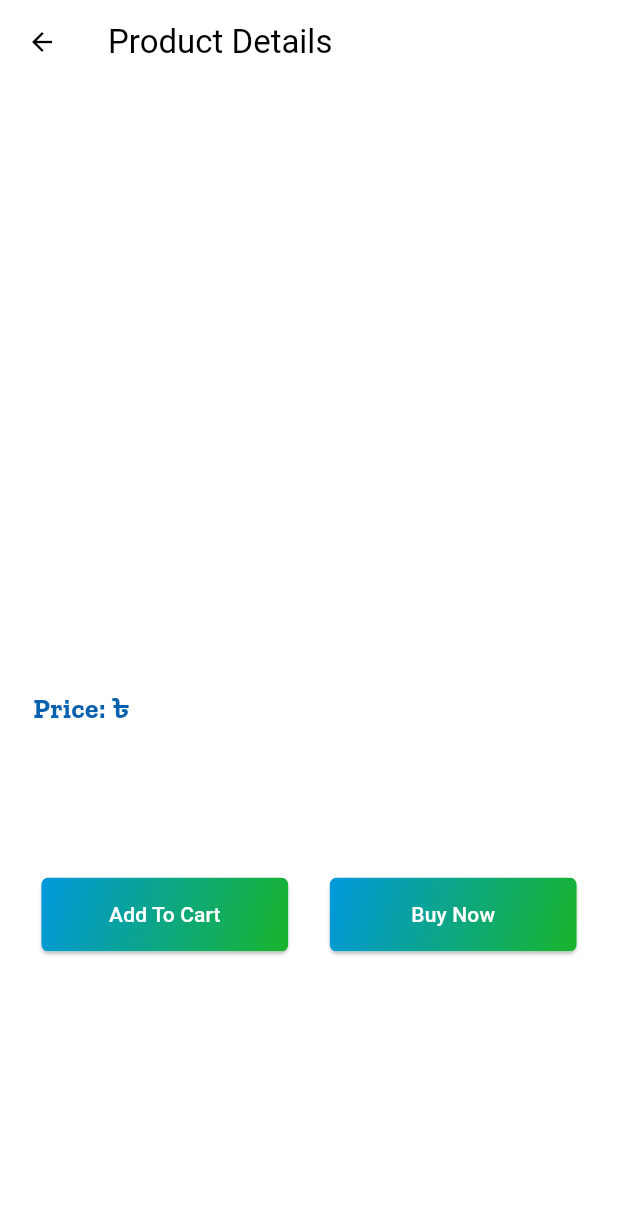
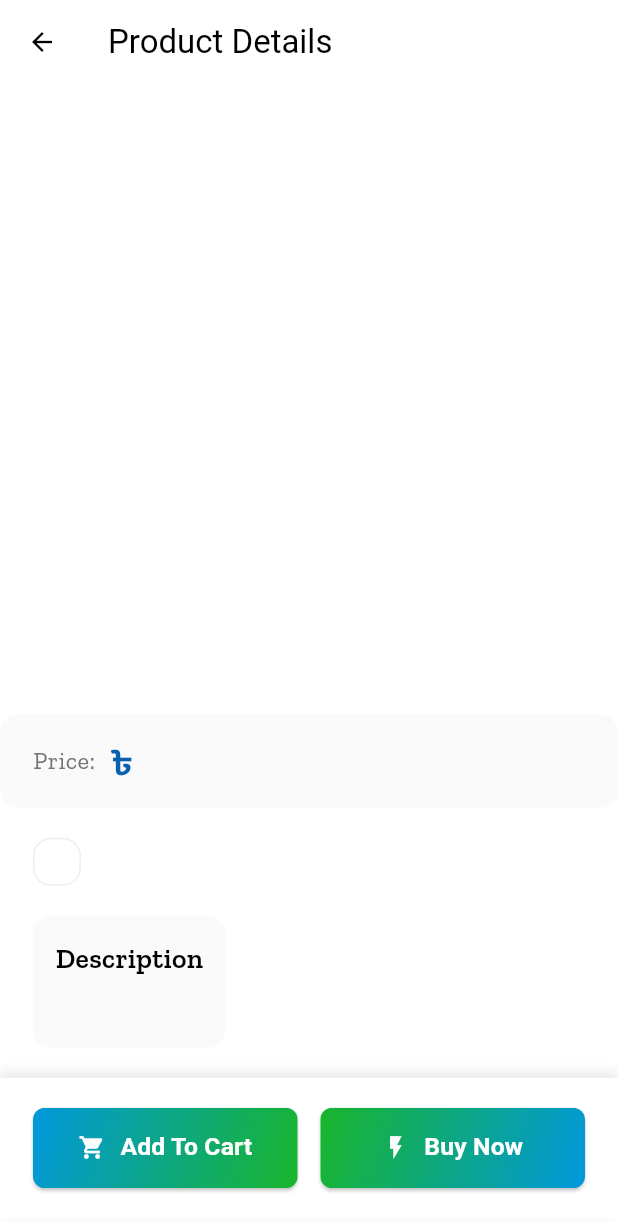
Before and after one commit to masihur96/dream_app, a Flutter app: the DetailsScreen screen opened directly with empty values, on a phone screen of 412 x 824 dp. Shown: the top 1231 px of the screen. Run offline on Flutter 3.47's test engine with Material 3 defaults, Android fonts, the phone set to English and light mode, and no system bars; our stand-ins replace animated_text_kit, cached_network_image, carousel_pro_nullsafety, cloud_firestore, device_info_plus, firebase_auth and 17 more; missing offline and left inert: aamarpay; accounts and stored records are empty; key blocks and very long unbroken strings in the code were emptied for the run.

Commit message:
Product Details

```diff
--- a/lib/pages/details/components/body.dart
+++ b/lib/pages/details/components/body.dart
@@ -55,7 +55,6 @@ class _BodyState extends State<Body> {
         ProductImages(product: widget.product),
         TopRoundedContainer(
           color: Colors.white,
-          //_themeController.isDarkMode.value ? Colors.black : Colors.white,
           child: Column(
             children: [
               Column(
@@ -66,84 +65,81 @@ class _BodyState extends State<Body> {
                         horizontal: getProportionateScreenWidth(context, 20)),
                     child: Text(
                       widget.product.title!,
-                      style: Theme.of(context).textTheme.titleMedium!.copyWith(
-                            color: Colors.black,
+                      style: Theme.of(context).textTheme.headlineSmall!.copyWith(
+                            color: Colors.black87,
+                            fontWeight: FontWeight.bold,
                           ),
                     ),
                   ),
-                  SizedBox(height: 5),
-                  Row(
+                  SizedBox(height: 15),
+
+                  Container(
+                    padding: EdgeInsets.symmetric(
+                      horizontal: getProportionateScreenWidth(context, 20),
+                      vertical: 15,
+                    ),
+                    decoration: BoxDecoration(
+                      color: Colors.grey[50],
+                      borderRadius: BorderRadius.circular(12),
+                    ),
+                    child: Row(
                       children: [
-                      Padding(
-                        padding: EdgeInsets.only(
-                            left: getProportionateScreenWidth(context, 20)),
-                        child: Text(
-                          'Price: ' + '\৳${widget.product.price}',
+                        Text(
+                          'Price:',
+                          style: TextStyle(
+                            color: Colors.grey[600],
+                            fontSize: size.width * 0.04,
+                          ),
+                        ),
+                        SizedBox(width: 10),
+                        Text(
+                          '৳${widget.product.price}',
                           style: TextStyle(
                             color: kPrimaryColor,
                             fontWeight: FontWeight.bold,
-                              fontSize: size.width * .045),
+                            fontSize: size.width * 0.055,
                           ),
                         ),
-                      SizedBox(
-                        width: 5,
-                      ),
-                      // Text(
-                      //   "\৳${widget.product.price}",
-                      //   style: TextStyle(
-                      //     decoration: TextDecoration.lineThrough,
-                      //     fontSize: size.width*.036,
-                      //     fontWeight: FontWeight.w300,
-                      //     color: Colors.grey[600],
-                      //   ),
-                      // ),
                       ],
                     ),
-                  SizedBox(height: 5),
+                  ),
+                  SizedBox(height: 20),
 
-                  ///product size, color
-                  Row(
+                  Container(
+                    margin: EdgeInsets.symmetric(
+                      horizontal: getProportionateScreenWidth(context, 20),
+                    ),
+                    padding: EdgeInsets.all(15),
+                    decoration: BoxDecoration(
+                      border: Border.all(color: Colors.grey[200]!),
+                      borderRadius: BorderRadius.circular(12),
+                    ),
+                    child: Column(
+                      crossAxisAlignment: CrossAxisAlignment.start,
                       children: [
-                      widget.product.size!.isNotEmpty
-                          ? Padding(
-                              padding: EdgeInsets.symmetric(
-                                  horizontal:
-                                      getProportionateScreenWidth(context, 20)),
-                              child: Container(
-                                width: size.width * .25,
-                                padding: EdgeInsets.symmetric(
-                                    horizontal: 10,
-                                    vertical: size.height * .01),
+                        if (widget.product.size!.isNotEmpty) ...[
+                          Text(
+                            'Select Size',
+                            style: TextStyle(
+                              fontWeight: FontWeight.w600,
+                              fontSize: size.width * 0.04,
+                            ),
+                          ),
+                          SizedBox(height: 10),
+                          Container(
+                            width: double.infinity,
+                            padding: EdgeInsets.symmetric(horizontal: 15),
                             decoration: BoxDecoration(
-                                    border: Border.all(
-                                        color: kPrimaryColor, width: 1),
-                                    borderRadius:
-                                        BorderRadius.all(Radius.circular(5))),
+                              border: Border.all(color: kPrimaryColor.withOpacity(0.5)),
+                              borderRadius: BorderRadius.circular(8),
+                            ),
                             child: DropdownButtonHideUnderline(
                               child: DropdownButton(
-                                    isDense: true,
-                                    isExpanded: true,
                                 value: _size,
-                                    hint: Text(
-                                      'Size',
-                                      style: Theme.of(context)
-                                          .textTheme
-                                          .titleMedium!
-                                          .copyWith(
-                                            color: Colors.black,
-                                          ),
-                                    ),
+                                hint: Text('Choose Size'),
                                 items: widget.product.size!.map((sizes) {
                                   return DropdownMenuItem(
-                                        child: Text(
-                                          sizes,
-                                          style: Theme.of(context)
-                                              .textTheme
-                                              .titleMedium!
-                                              .copyWith(
-                                                color: Colors.black,
-                                              ),
-                                        ),
+                                    child: Text(sizes),
                                     value: sizes.toString(),
                                   );
                                 }).toList(),
@@ -152,121 +148,132 @@ class _BodyState extends State<Body> {
                                     _size = newVal as String;
                                   });
                                 },
-                                    dropdownColor: Colors.white,
                               ),
                             ),
                           ),
-                            )
-                          : Container(),
-                      widget.product.colors!.isNotEmpty
-                          ? Padding(
-                              padding: EdgeInsets.symmetric(
-                                  horizontal:
-                                      getProportionateScreenWidth(context, 20)),
-                              child: Row(
-                                children: [
+                        ],
+                        if (widget.product.colors!.isNotEmpty) ...[
+                          SizedBox(height: 20),
                           Text(
-                                    'Color: ',
-                                    style: Theme.of(context)
-                                        .textTheme
-                                        .titleMedium!
-                                        .copyWith(
-                                          color: Colors.black,
+                            'Available Colors',
+                            style: TextStyle(
+                              fontWeight: FontWeight.w600,
+                              fontSize: size.width * 0.04,
                             ),
                           ),
+                          SizedBox(height: 10),
                           Container(
-                                    width: size.width * .4,
-                                    height: size.height * .05,
+                            height: size.height * 0.06,
                             child: ListView.builder(
                               scrollDirection: Axis.horizontal,
-                                        shrinkWrap: true,
-                                        itemCount:
-                                            widget.product.colors!.length,
-                                        itemBuilder: (BuildContext ctx, index) {
-                                          return Padding(
-                                            padding: const EdgeInsets.all(4.0),
-                                            child: InkWell(
+                              itemCount: widget.product.colors!.length,
+                              itemBuilder: (context, index) {
+                                return GestureDetector(
                                   onTap: () {
                                     setState(() {
                                       indx = index;
                                     });
                                   },
                                   child: Container(
+                                    margin: EdgeInsets.only(right: 10),
+                                    padding: EdgeInsets.all(2),
                                     decoration: BoxDecoration(
-                                                    borderRadius:
-                                                        BorderRadius.all(
-                                                            Radius.circular(5)),
                                       border: Border.all(
-                                                        color: kPrimaryColor),
-                                                    color: index == indx
-                                                        ? Colors.green
-                                                            .withOpacity(0.5)
-                                                        : Colors.white,
-                                                    shape: BoxShape.rectangle),
-                                                child: Padding(
-                                                  padding:
-                                                      const EdgeInsets.all(4.0),
+                                        color: indx == index
+                                            ? kPrimaryColor
+                                            : Colors.transparent,
+                                      ),
+                                      shape: BoxShape.circle,
+                                    ),
                                     child: Container(
-                                                    height: 30,
-                                                    width: 20,
+                                      height: 35,
+                                      width: 35,
                                       decoration: BoxDecoration(
-                                                        borderRadius:
-                                                            BorderRadius.all(
-                                                                Radius.circular(
-                                                                    5)),
-                                                        color: widget.product
-                                                                .colors!.isEmpty
-                                                            ? Colors.white70
-                                                            : Color(int.parse(
-                                                                widget.product
-                                                                        .colors![
-                                                                    index])),
-                                                        shape:
-                                                            BoxShape.rectangle),
+                                        color: Color(
+                                          int.parse(widget.product.colors![index])
                                         ),
+                                        shape: BoxShape.circle,
                                       ),
                                     ),
                                   ),
                                 );
-                                        }),
+                              },
+                            ),
+                          ),
+                        ],
+                      ],
+                    ),
+                  ),
+                  SizedBox(height: 20),
+
+                  Container(
+                    margin: EdgeInsets.symmetric(
+                      horizontal: getProportionateScreenWidth(context, 20),
+                    ),
+                    padding: EdgeInsets.all(15),
+                    decoration: BoxDecoration(
+                      color: Colors.grey[50],
+                      borderRadius: BorderRadius.circular(12),
+                    ),
+                    child: Column(
+                      crossAxisAlignment: CrossAxisAlignment.start,
+                      children: [
+                        Text(
+                          'Description',
+                          style: TextStyle(
+                            fontWeight: FontWeight.w600,
+                            fontSize: size.width * 0.045,
+                          ),
+                        ),
+                        SizedBox(height: 10),
+                        Text(
+                          widget.product.description!,
+                          style: TextStyle(
+                            color: Colors.grey[700],
+                            height: 1.5,
+                          ),
                         ),
                       ],
                     ),
-                            )
-                          : Container(),
+                  ),
                 ],
               ),
-                  SizedBox(height: 5),
+              SizedBox(height: 20),
 
-                  Padding(
-                    padding: EdgeInsets.only(
-                      left: getProportionateScreenWidth(context, 20),
-                      right: getProportionateScreenWidth(context, 64),
+              Container(
+                padding: EdgeInsets.symmetric(
+                  horizontal: getProportionateScreenWidth(context, 20),
+                  vertical: 20,
                 ),
-                    child: Text(
-                      widget.product.description!,
-                      style: Theme.of(context).textTheme.titleMedium!.copyWith(
-                            color: Colors.black,
+                decoration: BoxDecoration(
+                  color: Colors.white,
+                  boxShadow: [
+                    BoxShadow(
+                      offset: Offset(0, -3),
+                      blurRadius: 6,
+                      color: Colors.black.withOpacity(0.1),
+                    ),
+                  ],
+                ),
+                child: Row(
+                  children: [
+                    Expanded(
+                      child: GradientButton(
+
+                        child: Row(
+                          mainAxisAlignment: MainAxisAlignment.center,
+                          children: [
+                            Icon(Icons.shopping_cart, color: Colors.white),
+                            SizedBox(width: 10),
+                            Text(
+                              'Add To Cart',
+                              style: TextStyle(
+                                color: Colors.white,
+                                fontSize: size.width * 0.04,
+                                fontWeight: FontWeight.w600,
                               ),
                             ),
-                  ),
-                  SizedBox(height: 5),
                           ],
-              ),
-              TopRoundedContainer(
-                color: Colors.white,
-                child: Row(
-                  mainAxisAlignment: MainAxisAlignment.spaceEvenly,
-                  children: [
-                    Padding(
-                      padding: EdgeInsets.only(
-                        bottom: getProportionateScreenWidth(context, 15),
-                        top: getProportionateScreenWidth(context, 15),
-                      ),
-                      child: GradientButton(
-                          child: Text(
-                            'Add To Cart',
-                            style: TextStyle(color: Colors.white),
                         ),
                         onPressed: () {
                           if (widget.product.size!.isNotEmpty &&
@@ -326,23 +333,28 @@ class _BodyState extends State<Body> {
                             }
                           }
                         },
-                          borderRadius: 5.0,
-                          height: size.width * .12,
-                          width: size.width * .4,
-                          gradientColors: [
-                            Color(0xFF0198DD),
-                            Color(0xFF19B52B)
-                          ]),
+                        borderRadius: 8.0,
+                        height: size.width * 0.13,
+                        gradientColors: [Color(0xFF0198DD), Color(0xFF19B52B)], width:  size.width * 0.5,
                       ),
-                    Padding(
-                      padding: EdgeInsets.only(
-                        bottom: getProportionateScreenWidth(context, 15),
-                        top: getProportionateScreenWidth(context, 15),
                     ),
+                    SizedBox(width: 15),
+                    Expanded(
                       child: GradientButton(
-                          child: Text(
+                        child: Row(
+                          mainAxisAlignment: MainAxisAlignment.center,
+                          children: [
+                            Icon(Icons.flash_on, color: Colors.white),
+                            SizedBox(width: 10),
+                            Text(
                               'Buy Now',
-                            style: TextStyle(color: Colors.white),
+                              style: TextStyle(
+                                color: Colors.white,
+                                fontSize: size.width * 0.04,
+                                fontWeight: FontWeight.w600,
+                              ),
+                            ),
+                          ],
                         ),
                         onPressed: () {
                           if (widget.product.size!.isNotEmpty &&
@@ -409,13 +421,10 @@ class _BodyState extends State<Body> {
                             }
                           }
                         },
-                          borderRadius: 5.0,
-                          height: size.width * .12,
-                          width: size.width * .4,
-                          gradientColors: [
-                            Color(0xFF0198DD),
-                            Color(0xFF19B52B)
-                          ]),
+                        borderRadius: 8.0,
+                        height: size.width * 0.13,
+                        gradientColors: [Color(0xFF19B52B), Color(0xFF0198DD)], width: size.width * 0.5,
+                      ),
                     ),
                   ],
                 ),
```
Lines whose indentation alone changed are shown as unchanged.
